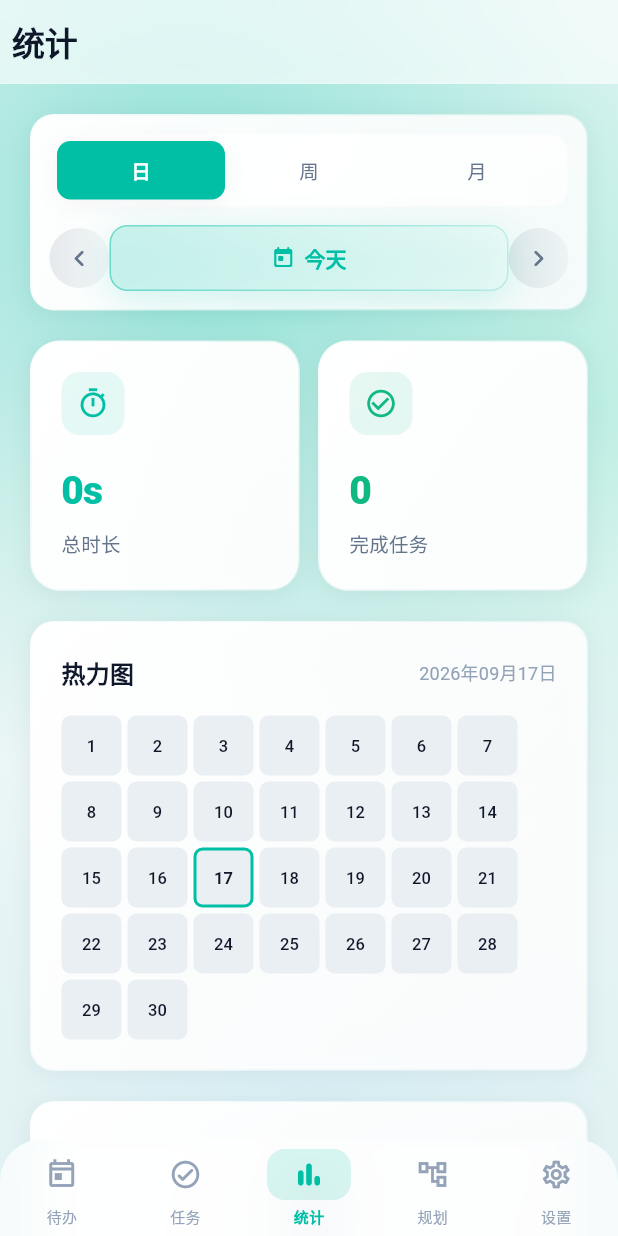
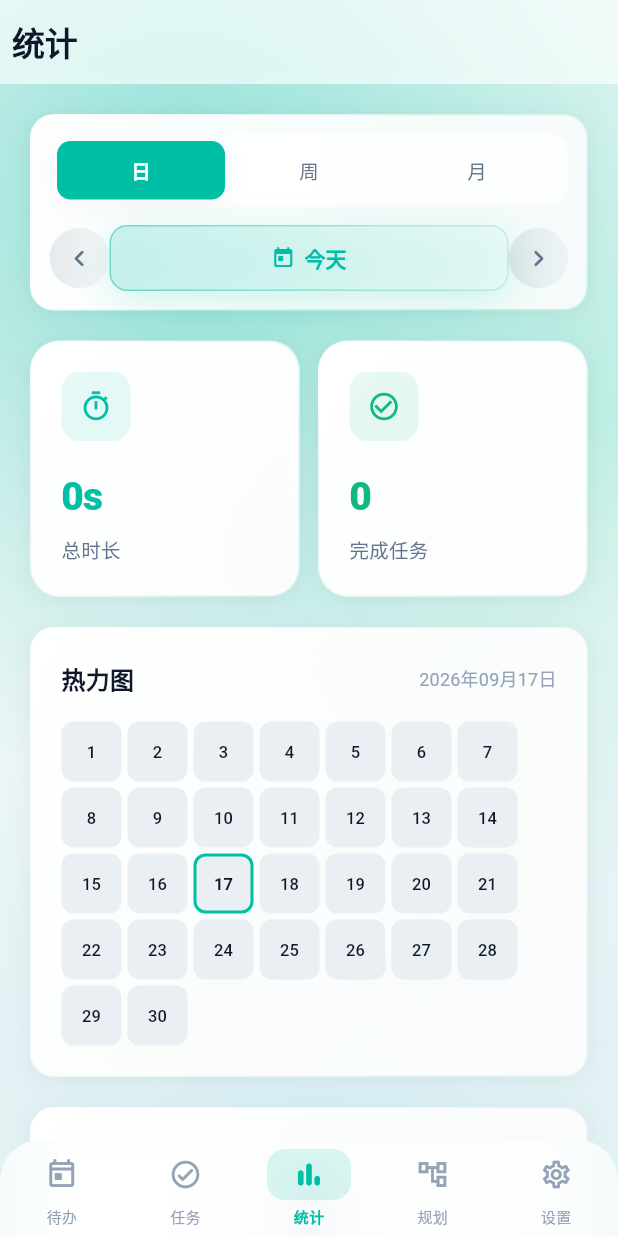
Before and after one commit to yanxu5656/TimeWayPro, a Flutter app: the screen it shows after launch, item 3 of the bottom bar chosen, on a phone screen of 412 x 824 dp. Run offline on Flutter 3.47's test engine with Material 3 defaults, Android fonts, the phone set to English and light mode, and no system bars; our stand-ins replace file_picker, fl_chart, flutter_local_notifications, shared_preferences; missing offline and left inert: webdav_client.

Commit message:
refactor(ui): Phase 5 扫尾——把剩余设计字面量收敛到 token
27 处 BorderRadius.circular(N) → AppRadius.*，16 处 EdgeInsets → AppSpacing.*，
全仓 BorderRadius 字面量归零。

只做**等值或语义等价**的映射，不引入视觉变化：
- 精确匹配：4→xs / 8→sm / 12→md / 16→lg；间距 4/8/12/16/20/24/32/40 各自对应档位
- 近似但有等价观感的：2→xs（3px 细条上半径≥1.5 即为胶囊，无变化）、
  6→sm、10→md、EdgeInsets 6/10/14 各自升一档
- 方案里标记的两个溢出风险点（add_task 的数字步进器、320dp 下的三列统计卡）
  在 Phase 4 就已经用等值 token 处理过，本次未再改动它们的尺寸

range 扫到了 timer_screen.dart（Phase 6 要删的死代码），已还原，不给待删文件做 token 化。

过程中 dart format 重排了 24 个无实质改动的文件（含 task_provider /
database_helper / notification_service 等数据层），已逐个按"diff 里是否新增
token 引用"判定并还原，最终 diff 收敛到 8 个 UI 文件。

守门：flutter analyze 0 error 0 warning；flutter test 70 passed。

```diff
--- a/lib/core/ui/glass_app_bar.dart
+++ b/lib/core/ui/glass_app_bar.dart
@@ -71,7 +71,7 @@ class GlassAppBar extends StatelessWidget implements PreferredSizeWidget {
                       if (automaticallyImplyLeading) _buildLeading(context),
                       if (titleIcon != null) ...<Widget>[
                         Container(
-                          padding: const EdgeInsets.all(6),
+                          padding: const EdgeInsets.all(AppSpacing.xs),
                           decoration: BoxDecoration(
                             color: AppColors.glassTintPrimary,
                             borderRadius: BorderRadius.circular(AppRadius.md),
--- a/lib/core/ui/segmented_control.dart
+++ b/lib/core/ui/segmented_control.dart
@@ -42,7 +42,7 @@ class SegmentedControl<T> extends StatelessWidget {
     return GlassSurface(
       radius: AppRadius.md,
       tone: GlassTone.subtle,
-      padding: const EdgeInsets.all(4),
+      padding: const EdgeInsets.all(AppSpacing.xxs),
       child: LayoutBuilder(
         builder: (BuildContext context, BoxConstraints constraints) {
           final double segW = constraints.maxWidth / segments.length;
--- a/lib/features/statistics/presentation/screens/statistics_screen.dart
+++ b/lib/features/statistics/presentation/screens/statistics_screen.dart
@@ -69,7 +69,7 @@ class _StatisticsScreenState extends State<StatisticsScreen> {
 
   Widget _buildContent(_StatsData stats) {
     return ListView(
-      padding: const EdgeInsets.all(20),
+      padding: const EdgeInsets.all(AppSpacing.lg),
       children: [
         // 时间段选择器
         _buildDateSelector(),
@@ -95,7 +95,7 @@ class _StatisticsScreenState extends State<StatisticsScreen> {
 
   Widget _buildDateSelector() {
     return GlassCard(
-      padding: const EdgeInsets.all(12),
+      padding: const EdgeInsets.all(AppSpacing.sm),
       child: Column(
         children: [
           // 时间段切换。换成带滑动指示块的分段控件——
@@ -332,7 +332,7 @@ class _StatisticsScreenState extends State<StatisticsScreen> {
           crossAxisAlignment: CrossAxisAlignment.start,
           children: [
             Container(
-              padding: const EdgeInsets.all(10),
+              padding: const EdgeInsets.all(AppSpacing.sm),
               decoration: BoxDecoration(
                 color: color.withValues(alpha: 0.1),
                 borderRadius: BorderRadius.circular(AppRadius.md),
@@ -361,7 +361,7 @@ class _StatisticsScreenState extends State<StatisticsScreen> {
 
   Widget _buildHeatMap(_StatsData stats) {
     return GlassCard(
-      padding: const EdgeInsets.all(20),
+      padding: const EdgeInsets.all(AppSpacing.lg),
       child: Column(
         crossAxisAlignment: CrossAxisAlignment.start,
         children: [
@@ -452,7 +452,7 @@ class _StatisticsScreenState extends State<StatisticsScreen> {
                   height: 36,
                   decoration: BoxDecoration(
                     color: _heatCellColor(level),
-                    borderRadius: BorderRadius.circular(8),
+                    borderRadius: BorderRadius.circular(AppRadius.sm),
                     border: isSelected
                         ? Border.all(color: AppColors.primary, width: 2)
                         : null,
@@ -500,7 +500,7 @@ class _StatisticsScreenState extends State<StatisticsScreen> {
             height: _selectedPeriod == 2 ? 36 : 40,
             decoration: BoxDecoration(
               color: _heatCellColor(level),
-              borderRadius: BorderRadius.circular(6),
+              borderRadius: BorderRadius.circular(AppRadius.sm),
               border: isSelected
                   ? Border.all(color: AppColors.primary, width: 2)
                   : null,
@@ -545,7 +545,7 @@ class _StatisticsScreenState extends State<StatisticsScreen> {
   Widget _buildPieChart(_StatsData stats) {
     if (stats.taskDurations.isEmpty) {
       return GlassCard(
-        padding: const EdgeInsets.all(40),
+        padding: const EdgeInsets.all(AppSpacing.huge),
         child: Column(
           children: [
             Icon(
@@ -564,7 +564,7 @@ class _StatisticsScreenState extends State<StatisticsScreen> {
     }
 
     return GlassCard(
-      padding: const EdgeInsets.all(20),
+      padding: const EdgeInsets.all(AppSpacing.lg),
       child: Column(
         crossAxisAlignment: CrossAxisAlignment.start,
         children: [
@@ -639,7 +639,7 @@ class _StatisticsScreenState extends State<StatisticsScreen> {
               decoration: BoxDecoration(
                 color:
                     AppColors.chartColors[index % AppColors.chartColors.length],
-                borderRadius: BorderRadius.circular(4),
+                borderRadius: BorderRadius.circular(AppRadius.xs),
               ),
             ),
             const SizedBox(width: 6),
@@ -660,7 +660,7 @@ class _StatisticsScreenState extends State<StatisticsScreen> {
     if (stats.taskDurations.isEmpty) return const SizedBox();
 
     return GlassCard(
-      padding: const EdgeInsets.all(20),
+      padding: const EdgeInsets.all(AppSpacing.lg),
       child: Column(
         crossAxisAlignment: CrossAxisAlignment.start,
         children: [
@@ -686,7 +686,7 @@ class _StatisticsScreenState extends State<StatisticsScreen> {
                     decoration: BoxDecoration(
                       color: AppColors
                           .chartColors[index % AppColors.chartColors.length],
-                      borderRadius: BorderRadius.circular(2),
+                      borderRadius: BorderRadius.circular(AppRadius.xs),
                     ),
                   ),
                   const SizedBox(width: 14),
@@ -703,7 +703,7 @@ class _StatisticsScreenState extends State<StatisticsScreen> {
                         ),
                         const SizedBox(height: 6),
                         ClipRRect(
-                          borderRadius: BorderRadius.circular(4),
+                          borderRadius: BorderRadius.circular(AppRadius.xs),
                           child: LinearProgressIndicator(
                             value: percentage / 100,
                             backgroundColor: AppColors.surfaceVariant,
@@ -711,7 +711,7 @@ class _StatisticsScreenState extends State<StatisticsScreen> {
                               AppColors.chartColors[index %
                                   AppColors.chartColors.length],
                             ),
-                            borderRadius: BorderRadius.circular(4),
+                            borderRadius: BorderRadius.circular(AppRadius.xs),
                             minHeight: 6,
                           ),
                         ),
```
Also changed, not shown: lib/core/ui/glass_sheet.dart (+5 -5 lines), lib/features/daily/presentation/screens/daily_screen.dart (+8 -8 lines), lib/features/planning/presentation/screens/planning_screen.dart (+5 -5 lines), lib/features/task/presentation/screens/task_screen.dart (+11 -6 lines), lib/features/task/presentation/widgets/task_card.dart (+8 -8 lines).
